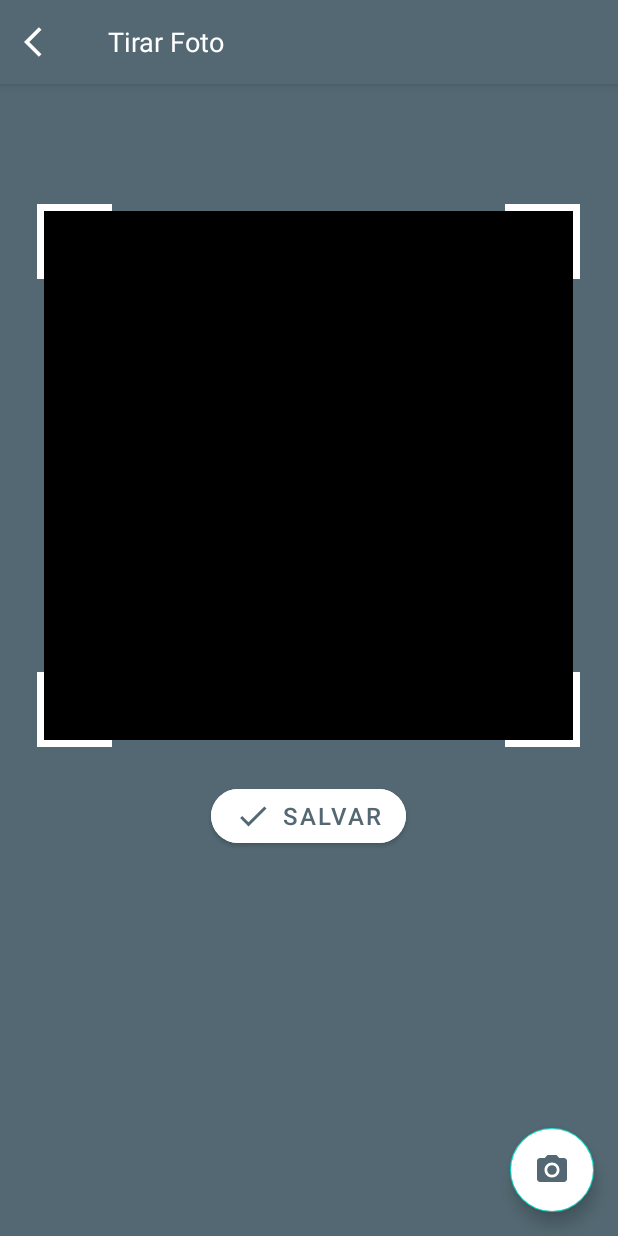
After one commit to weskleyMDev/AndroidProjects, an Android app: the PhotoFragment screen opened through its navigation route, on a phone screen of 412 x 824 dp. The commit adds this screen. Run offline under Robolectric (Android 15) with nearby library versions, the phone set to English and light mode, and no system bars; our stand-ins replace Firebase (no records; nobody signed in at launch, a user with empty details on screens opened directly).

Commit message:
usando a camera para tirar fotos e salvar na galeria

```diff
--- a/MobileProject/app/src/main/AndroidManifest.xml
+++ b/MobileProject/app/src/main/AndroidManifest.xml
@@ -5,6 +5,8 @@
     <uses-permission android:name="android.permission.ACCESS_COARSE_LOCATION" />
     <uses-permission android:name="android.permission.ACCESS_FINE_LOCATION" />
     <uses-permission android:name="android.permission.WRITE_EXTERNAL_STORAGE" />
+    <uses-permission android:name="android.permission.READ_EXTERNAL_STORAGE" />
+    <uses-permission android:name="android.permission.INTERNET" />
 
     <application
         android:allowBackup="true"
--- /dev/null
+++ b/MobileProject/app/src/main/java/com/mbweskley/mobileproject/ui/PhotoFragment.kt
@@ -0,0 +1,141 @@
+package com.mbweskley.mobileproject.ui
+
+import android.app.Activity.RESULT_OK
+import android.content.ActivityNotFoundException
+import android.content.ContentValues
+import android.content.Intent
+import android.graphics.Bitmap
+import android.net.Uri
+import android.os.Build
+import android.os.Bundle
+import android.os.Environment
+import android.provider.MediaStore
+import android.view.LayoutInflater
+import android.view.View
+import android.view.ViewGroup
+import android.widget.Toast
+import androidx.core.app.ActivityCompat
+import androidx.core.graphics.drawable.toBitmap
+import androidx.fragment.app.Fragment
+import androidx.navigation.fragment.findNavController
+import com.mbweskley.mobileproject.databinding.FragmentPhotoBinding
+import com.mbweskley.mobileproject.helper.backToolbar
+import java.io.File
+import java.io.FileOutputStream
+import java.io.OutputStream
+
+class PhotoFragment : Fragment() {
+
+    private var _binding: FragmentPhotoBinding? = null
+    private val binding get() = _binding!!
+
+    companion object {
+        private const val REQUEST_IMAGE_CAPTURE = 100
+    }
+
+    private var imagemView: Bitmap? = null
+
+    override fun onCreateView(
+        inflater: LayoutInflater, container: ViewGroup?,
+        savedInstanceState: Bundle?
+    ): View {
+        _binding =
+            FragmentPhotoBinding.inflate(layoutInflater, container, false)
+        return binding.root
+    }
+
+    override fun onViewCreated(view: View, savedInstanceState: Bundle?) {
+        super.onViewCreated(view, savedInstanceState)
+        ActivityCompat.requestPermissions(
+            requireActivity(),
+            arrayOf(android.Manifest.permission.READ_EXTERNAL_STORAGE),
+            1
+        )
+        ActivityCompat.requestPermissions(
+            requireActivity(),
+            arrayOf(android.Manifest.permission.WRITE_EXTERNAL_STORAGE),
+            1
+        )
+        backToolbar(binding.tbVoltar)
+        initClicks()
+    }
+
+    private fun initClicks() {
+        binding.fbCapturar.setOnClickListener {
+            val takePicture = Intent(MediaStore.ACTION_IMAGE_CAPTURE)
+            try {
+                startActivityForResult(takePicture, REQUEST_IMAGE_CAPTURE)
+            } catch (e: ActivityNotFoundException) {
+                Toast.makeText(
+                    requireContext(),
+                    "Error: ${e.localizedMessage}",
+                    Toast.LENGTH_SHORT
+                ).show()
+            }
+        }
+
+        binding.mbSalvar.setOnClickListener {
+            val bitmap = imagemView
+            if (bitmap != null) {
+                saveStorage(bitmap)
+                findNavController().popBackStack()
+            } else {
+                Toast.makeText(
+                    requireContext(),
+                    "Imagem em branco",
+                    Toast.LENGTH_SHORT
+                ).show()
+            }
+        }
+    }
+
+    private fun saveStorage(bitmap: Bitmap) {
+        val imageName = "imagem${System.currentTimeMillis()}.jpg"
+        var fos: OutputStream? = null
+        if (Build.VERSION.SDK_INT >= Build.VERSION_CODES.Q) {
+            requireContext().contentResolver?.also { resolver ->
+                val contentValues = ContentValues().apply {
+                    put(MediaStore.MediaColumns.DISPLAY_NAME, imageName)
+                    put(MediaStore.MediaColumns.MIME_TYPE, "image/jpg")
+                    put(
+                        MediaStore.MediaColumns.RELATIVE_PATH,
+                        Environment.DIRECTORY_PICTURES
+                    )
+                }
+                val imageUri: Uri? = resolver.insert(
+                    MediaStore.Images.Media.EXTERNAL_CONTENT_URI,
+                    contentValues
+                )
+                fos = imageUri?.let {
+                    resolver.openOutputStream(it)
+                }
+            }
+        } else {
+            val imageDirectory =
+                Environment.getExternalStoragePublicDirectory(Environment.DIRECTORY_PICTURES)
+            val image = File(imageDirectory, imageName)
+            fos = FileOutputStream(image)
+        }
+        fos?.use {
+            bitmap.compress(Bitmap.CompressFormat.JPEG, 100, it)
+            Toast.makeText(
+                requireContext(),
+                "A imagem foi salva na sua galeria!",
+                Toast.LENGTH_SHORT
+            ).show()
+        }
+    }
+
+    override fun onActivityResult(
+        requestCode: Int,
+        resultCode: Int,
+        data: Intent?
+    ) {
+        if (requestCode == REQUEST_IMAGE_CAPTURE && resultCode == RESULT_OK) {
+            val imageBitmap = data?.extras?.get("data") as Bitmap
+            binding.ivPhoto.setImageBitmap(imageBitmap)
+            imagemView = binding.ivPhoto.drawable.toBitmap()
+        }
+        super.onActivityResult(requestCode, resultCode, data)
+    }
+}
--- /dev/null
+++ b/MobileProject/app/src/main/res/drawable/bg_image_view.xml
@@ -0,0 +1,28 @@
+<?xml version="1.0" encoding="utf-8"?>
+<layer-list xmlns:android="http://schemas.android.com/apk/res/android">
+
+    <item>
+        <shape  android:shape="rectangle">
+            <solid android:color="@color/white"/>
+        </shape>
+    </item>
+
+    <item android:left="50dp" android:right="50dp">
+        <shape android:shape="rectangle">
+            <solid android:color="@color/blue_grey"/>
+        </shape>
+    </item>
+
+    <item android:top="50dp" android:bottom="50dp">
+        <shape android:shape="rectangle">
+            <solid android:color="@color/blue_grey"/>
+        </shape>
+    </item>
+
+    <item android:left="5dp" android:right="5dp" android:top="5dp" android:bottom="5dp">
+        <shape android:shape="rectangle">
+            <solid android:color="@color/black"/>
+        </shape>
+    </item>
+
+</layer-list>
--- /dev/null
+++ b/MobileProject/app/src/main/res/drawable/ic_camera.xml
@@ -0,0 +1,6 @@
+<vector android:height="24dp" android:tint="#FFFFFF"
+    android:viewportHeight="24" android:viewportWidth="24"
+    android:width="24dp" xmlns:android="http://schemas.android.com/apk/res/android">
+    <path android:fillColor="@android:color/white" android:pathData="M12,12m-3.2,0a3.2,3.2 0,1 1,6.4 0a3.2,3.2 0,1 1,-6.4 0"/>
+    <path android:fillColor="@android:color/white" android:pathData="M9,2L7.17,4L4,4c-1.1,0 -2,0.9 -2,2v12c0,1.1 0.9,2 2,2h16c1.1,0 2,-0.9 2,-2L22,6c0,-1.1 -0.9,-2 -2,-2h-3.17L15,2L9,2zM12,17c-2.76,0 -5,-2.24 -5,-5s2.24,-5 5,-5 5,2.24 5,5 -2.24,5 -5,5z"/>
+</vector>
--- /dev/null
+++ b/MobileProject/app/src/main/res/drawable/ic_image.xml
@@ -0,0 +1,5 @@
+<vector android:height="24dp" android:tint="#FFFFFF"
+    android:viewportHeight="24" android:viewportWidth="24"
+    android:width="24dp" xmlns:android="http://schemas.android.com/apk/res/android">
+    <path android:fillColor="@android:color/white" android:pathData="M21,19V5c0,-1.1 -0.9,-2 -2,-2H5c-1.1,0 -2,0.9 -2,2v14c0,1.1 0.9,2 2,2h14c1.1,0 2,-0.9 2,-2zM8.5,13.5l2.5,3.01L14.5,12l4.5,6H5l3.5,-4.5z"/>
+</vector>
--- /dev/null
+++ b/MobileProject/app/src/main/res/layout/fragment_photo.xml
@@ -0,0 +1,87 @@
+<?xml version="1.0" encoding="utf-8"?>
+<LinearLayout xmlns:android="http://schemas.android.com/apk/res/android"
+    xmlns:app="http://schemas.android.com/apk/res-auto"
+    xmlns:tools="http://schemas.android.com/tools"
+    android:layout_width="match_parent"
+    android:layout_height="match_parent"
+    android:orientation="vertical"
+    tools:context=".ui.PhotoFragment">
+
+    <com.google.android.material.appbar.AppBarLayout
+        android:layout_width="match_parent"
+        android:layout_height="wrap_content"
+        android:elevation="0dp">
+
+        <androidx.appcompat.widget.Toolbar
+            android:id="@+id/tb_voltar"
+            android:layout_width="match_parent"
+            android:layout_height="wrap_content"
+            android:background="@color/blue_grey"
+            android:elevation="0dp"
+            app:navigationIcon="@drawable/ic_back">
+
+            <TextView
+                android:id="@+id/form_toolbar"
+                android:layout_width="match_parent"
+                android:layout_height="wrap_content"
+                android:text="@string/TIRAR_FOTO"
+                android:textColor="@color/white"
+                android:textSize="18sp" />
+
+        </androidx.appcompat.widget.Toolbar>
+
+    </com.google.android.material.appbar.AppBarLayout>
+
+    <LinearLayout
+        android:layout_width="wrap_content"
+        android:layout_height="wrap_content"
+        android:layout_gravity="center"
+        android:layout_marginTop="80dp"
+        android:background="@drawable/bg_image_view"
+        android:gravity="center"
+        android:orientation="vertical"
+        android:padding="6dp">
+
+        <ImageView
+            android:id="@+id/iv_photo"
+            android:layout_width="350dp"
+            android:layout_height="350dp"
+            android:layout_gravity="center"
+            android:contentDescription="@string/TIRAR_FOTO" />
+
+    </LinearLayout>
+
+    <com.google.android.material.button.MaterialButton
+        android:id="@+id/mb_salvar"
+        android:layout_width="wrap_content"
+        android:layout_height="wrap_content"
+        android:layout_gravity="center"
+        android:layout_marginTop="22dp"
+        android:backgroundTint="@color/white"
+        android:text="@string/SALVAR"
+        android:textColor="@color/blue_grey"
+        android:textSize="16sp"
+        app:cornerRadius="30dp"
+        app:icon="@drawable/ic_check"
+        app:iconTint="@color/blue_grey" />
+
+    <androidx.constraintlayout.widget.ConstraintLayout
+        android:layout_width="match_parent"
+        android:layout_height="match_parent">
+
+        <com.google.android.material.floatingactionbutton.FloatingActionButton
+            android:id="@+id/fb_capturar"
+            android:layout_width="wrap_content"
+            android:layout_height="wrap_content"
+            android:layout_marginEnd="16dp"
+            android:layout_marginBottom="16dp"
+            android:backgroundTint="@color/white"
+            android:contentDescription="@string/TIRAR_FOTO"
+            android:src="@drawable/ic_camera"
+            app:layout_constraintBottom_toBottomOf="parent"
+            app:layout_constraintEnd_toEndOf="parent"
+            app:tint="@color/blue_grey" />
+
+    </androidx.constraintlayout.widget.ConstraintLayout>
+
+</LinearLayout>
--- a/MobileProject/app/src/main/res/layout/fragment_todo.xml
+++ b/MobileProject/app/src/main/res/layout/fragment_todo.xml
@@ -58,7 +58,7 @@
         android:id="@+id/fb_adicionar"
         android:layout_width="wrap_content"
         android:layout_height="wrap_content"
-        android:backgroundTint="@color/amarelo"
+        android:backgroundTint="@color/white"
         android:clickable="true"
         android:contentDescription="@string/cd_novo"
         android:focusable="true"
@@ -68,7 +68,8 @@
         app:layout_constraintHorizontal_bias="0.954"
         app:layout_constraintStart_toStartOf="parent"
         app:layout_constraintTop_toTopOf="parent"
-        app:layout_constraintVertical_bias="0.961" />
+        app:layout_constraintVertical_bias="0.961"
+        app:tint="@color/blue_grey" />
 
 
 </androidx.constraintlayout.widget.ConstraintLayout>
--- a/MobileProject/app/src/main/res/navigation/main_graph.xml
+++ b/MobileProject/app/src/main/res/navigation/main_graph.xml
@@ -34,6 +34,9 @@
         <action
             android:id="@+id/action_homeFragment_to_formFragment"
             app:destination="@id/formFragment" />
+        <action
+            android:id="@+id/action_homeFragment_to_photoFragment"
+            app:destination="@id/photoFragment" />
     </fragment>
     <navigation
         android:id="@+id/authentication"
@@ -88,4 +91,15 @@
             app:argType="com.mbweskley.mobileproject.model.Task"
             app:nullable="true" />
     </fragment>
+    <fragment
+        android:id="@+id/photoFragment"
+        android:name="com.mbweskley.mobileproject.ui.PhotoFragment"
+        android:label="fragment_photo"
+        tools:layout="@layout/fragment_photo">
+        <action
+            android:id="@+id/action_photoFragment_to_homeFragment"
+            app:destination="@id/homeFragment"
+            app:popUpTo="@id/photoFragment"
+            app:popUpToInclusive="true" />
+    </fragment>
 </navigation>
--- a/MobileProject/app/src/main/res/values/colors.xml
+++ b/MobileProject/app/src/main/res/values/colors.xml
@@ -11,4 +11,5 @@
     <color name="red">#FFFF0000</color>
     <color name="amarelo">#FFFFFF00</color>
     <color name="blue">#FF0000FF</color>
+    <color name="transparent">#00000000</color>
 </resources>
--- a/MobileProject/app/src/main/res/values/strings.xml
+++ b/MobileProject/app/src/main/res/values/strings.xml
@@ -55,4 +55,7 @@
     <string name="BT_ENTENDI">Entendi</string>
     <!-- TODO: Remove or change this placeholder text -->
     <string name="hello_blank_fragment">Hello blank fragment</string>
+    <string name="tirar_foto">Tirar foto</string>
+    <string name="TIRAR_FOTO">Tirar Foto</string>
+    <string name="SALVAR">Salvar</string>
 </resources>
```
Also changed, not shown: MobileProject/app/src/main/java/com/mbweskley/mobileproject/ui/FormFragment.kt (+62 -15 lines), MobileProject/app/src/main/java/com/mbweskley/mobileproject/ui/HomeFragment.kt (+7 -0 lines), MobileProject/app/src/main/java/com/mbweskley/mobileproject/ui/MapsFragment.kt (deleted, +0 -48 lines), MobileProject/app/src/main/res/layout/fragment_home.xml (+11 -0 lines), MobileProject/app/src/main/res/layout/fragment_maps.xml (deleted, +0 -14 lines).
